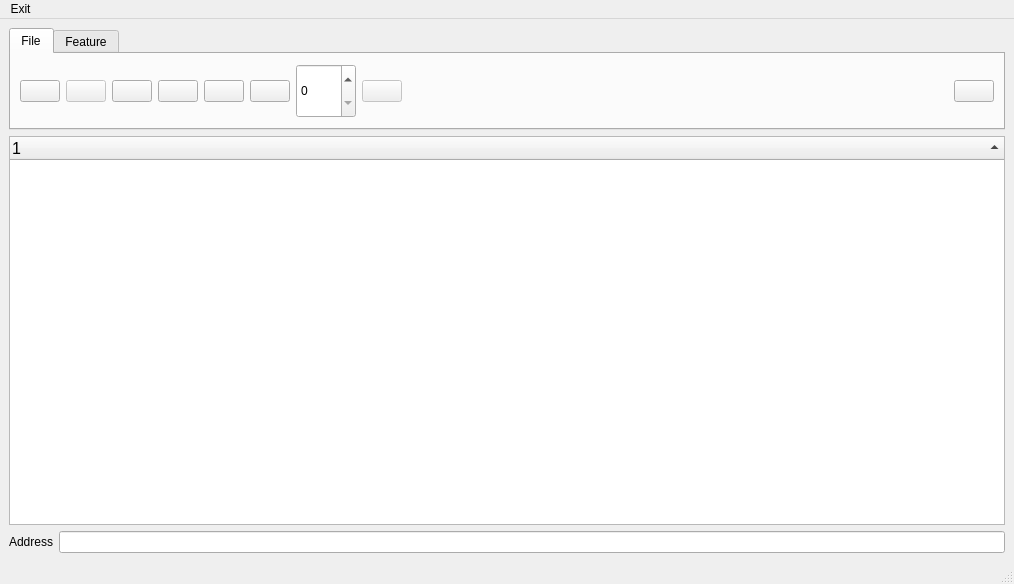
The window that GUI/frmDataEditorGUI.ui (myousefnezhad/easyfmri) describes before a commit, drawn with Qt 5.
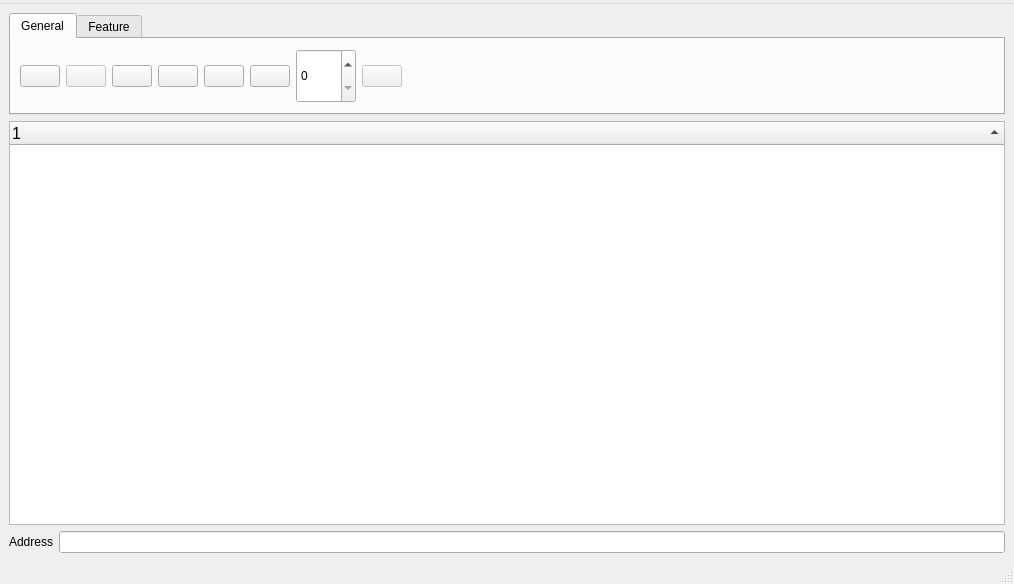
The same window after the commit. Icons and pictures are not drawn.

What changed in the file:
```diff
--- a/GUI/frmDataEditorGUI.ui
+++ b/GUI/frmDataEditorGUI.ui
@@ -30,7 +30,7 @@
         </property>
         <widget class="QWidget" name="tab">
          <attribute name="title">
-          <string>File</string>
+          <string>General</string>
          </attribute>
          <layout class="QVBoxLayout" name="verticalLayout">
           <item>
@@ -255,32 +255,6 @@
               </property>
              </spacer>
             </item>
-            <item>
-             <widget class="QPushButton" name="btnClose">
-              <property name="sizePolicy">
-               <sizepolicy hsizetype="Fixed" vsizetype="Fixed">
-                <horstretch>0</horstretch>
-                <verstretch>0</verstretch>
-               </sizepolicy>
-              </property>
-              <property name="toolTip">
-               <string>Exit</string>
-              </property>
-              <property name="text">
-               <string/>
-              </property>
-              <property name="icon">
-               <iconset>
-                <normaloff>../Icons/icons8-shutdown-96.png</normaloff>../Icons/icons8-shutdown-96.png</iconset>
-              </property>
-              <property name="iconSize">
-               <size>
-                <width>48</width>
-                <height>48</height>
-               </size>
-              </property>
-             </widget>
-            </item>
            </layout>
           </item>
          </layout>
@@ -544,15 +518,23 @@
      <x>0</x>
      <y>0</y>
      <width>1014</width>
-     <height>20</height>
+     <height>21</height>
     </rect>
    </property>
-   <widget class="QMenu" name="menuExit">
+   <widget class="QMenu" name="menuFile">
+    <property name="geometry">
+     <rect>
+      <x>309</x>
+      <y>169</y>
+      <width>184</width>
+      <height>100</height>
+     </rect>
+    </property>
     <property name="title">
-     <string>Exit</string>
+     <string/>
     </property>
    </widget>
-   <addaction name="menuExit"/>
+   <addaction name="menuFile"/>
   </widget>
   <widget class="QStatusBar" name="statusbar"/>
  </widget>
```
Left out of the diff: 14 changed lines with no effect on the pictures.
